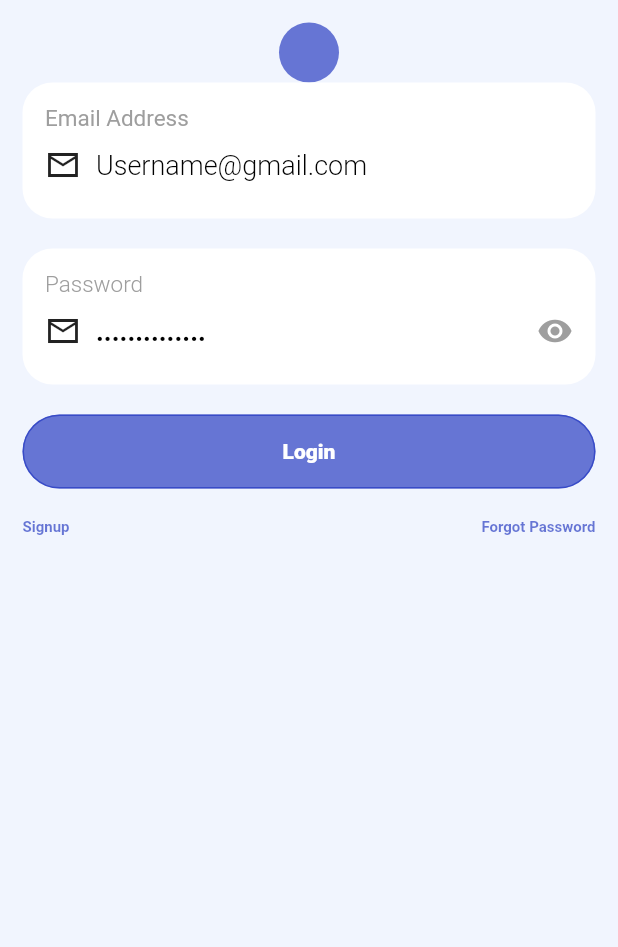
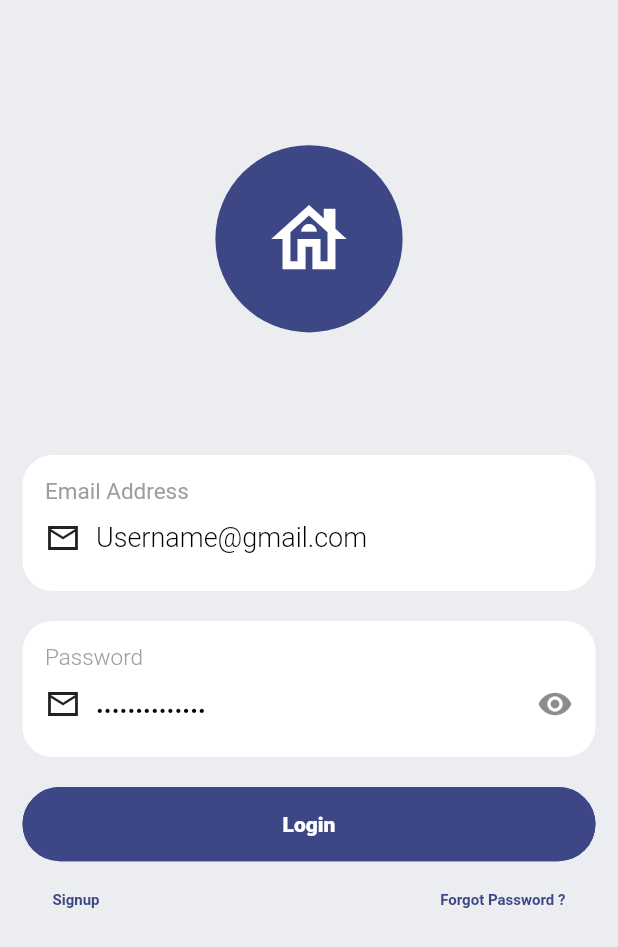
Before and after one commit to CyberCadence/DRIBBLE-CLONE, a Flutter app: the screen it shows after launch, on a phone screen of 412 x 824 dp. Shown: the top 947 px of the screen. Run offline on Flutter 3.47's test engine with Material 2 defaults, Android fonts, the phone set to English and light mode, and no system bars.

```diff
--- a/ui_clone_dribble/lib/View/Pages/LoginPage.dart
+++ b/ui_clone_dribble/lib/View/Pages/LoginPage.dart
@@ -1,4 +1,5 @@
 import 'package:flutter/material.dart';
+import 'package:ui_clone_dribble/View/Pages/HomePage.dart';
 import 'package:ui_clone_dribble/View/TransactionPageWidgets.dart';
 import 'package:ui_clone_dribble/constants.dart';
 
@@ -9,20 +10,27 @@ class LoginPage extends StatelessWidget {
   Widget build(BuildContext context) {
 
     Size size=MediaQuery.of(context).size;
-    return SafeArea(child: Padding(
+    return Scaffold(
+      body: SafeArea(child: Padding(
         padding: const EdgeInsets.all(15.0),
-      child: Column(
-   children: [CircleAvatar(backgroundColor: kButtonBgColor,)
+        child: Column(mainAxisAlignment: MainAxisAlignment.start,
+       children: [
+
+
+      Container(width: size.width*.4,padding: const EdgeInsets.only(left: 20,right: 20),
+         height: size.height*0.35,
+        child: const CircleAvatar(backgroundColor: kButtonBgColor,radius: 30,child: Icon(
+          Icons.house_outlined,color: Colors.white,size: 60),))
 
 
        ,Container(
 
-      padding: EdgeInsets.all(15),
+        padding: const EdgeInsets.all(15),
         width: size.width,height: size.height*.11,decoration: BoxDecoration(
         borderRadius: BorderRadius.circular(20),
         color: Colors.white),child: Column(
           crossAxisAlignment: CrossAxisAlignment.start,
-        children: [CustomTitleTextWIdget
+          children: [const CustomTitleTextWIdget
         (textSize: 15,
          text: 'Email Address',fontWeight: FontWeight.w400,color: Colors.grey,),
 
@@ -35,12 +43,12 @@ class LoginPage extends StatelessWidget {
        ,kheight20,
        Container(
 
-      padding: EdgeInsets.all(15),
+        padding: const EdgeInsets.all(15),
         width: size.width,height: size.height*.11,decoration: BoxDecoration(
         borderRadius: BorderRadius.circular(20),
         color: Colors.white),child: Column(
           crossAxisAlignment: CrossAxisAlignment.start,
-        children: [CustomTitleTextWIdget
+          children: [const CustomTitleTextWIdget
         (textSize: 15,
          text: 'Password',fontWeight: FontWeight.w300,color: Colors.grey,),
 
@@ -48,22 +56,47 @@ class LoginPage extends StatelessWidget {
         Row(children: const [ Icon(Icons.mail_outline_sharp),kwidth10,
          CustomTitleTextWIdget
         (textSize: 18,
-       text: '..............',fontWeight: FontWeight.bold,color: Colors.black,)
-       ,Spacer(),Icon(Icons.remove_red_eye,color: Colors.grey,)
+         text: '..............',
+         fontWeight: FontWeight.bold,color: Colors.black,)
+         ,Spacer(),Icon(Icons.remove_red_eye,color: Colors.black45,)
          ],)
 
-       ,],),),kheight20,Container(
+         ,],),),kheight20,
 
-        width: size.width,height: size.height*.06,
-         child: CustomButton(
 
-          textcolor: Colors.white, color: kButtonBgColor,
-         text: 'Login'),
-       ),kheight20,Row(
-         children: [
+      Container(width: size.width,height: size.height*.06,
+        child: TextButton(
+          style: ButtonStyle(
+              backgroundColor: MaterialStateProperty.all<Color>(kButtonBgColor),
+              shape: MaterialStateProperty.all<RoundedRectangleBorder>(
+                  RoundedRectangleBorder(
+                      borderRadius: BorderRadius.circular(28.0),
+                      side: const BorderSide(color: kButtonBgColor)))),
+
+              child: const Text(
+                'Login',
+                style: TextStyle(color: Colors.white, fontWeight: FontWeight.w900),
+              ),
+          onPressed: () {
+    Navigator.push(context, MaterialPageRoute(builder: (context) => HomePage(),));
+
+          },
+        ),
+      ),
+
+
+      kheight20,Row(
+           children: const [kwidth20,
+
+
+
              CustomTitleTextWIdget(textSize: 10, text: 'Signup' ,),
-         Spacer(),CustomTitleTextWIdget(textSize: 10, text: 'Forgot Password')],
-       )],),
-    ));
+           Spacer(),CustomTitleTextWIdget(textSize: 10, text: 'Forgot Password ?'),kwidth20],
+         )
+
+
+         ,],),
+      )),
+    );
   }
 }
--- a/ui_clone_dribble/lib/View/TransactionPageWidgets.dart
+++ b/ui_clone_dribble/lib/View/TransactionPageWidgets.dart
@@ -1,4 +1,5 @@
  import 'package:flutter/material.dart';
+import 'package:ui_clone_dribble/View/Pages/HomePage.dart';
 
 import '../constants.dart';
 
@@ -166,7 +167,7 @@ class CircleWidget extends StatelessWidget {
 }
 //custombutton
 class CustomButton extends StatelessWidget {
-  const CustomButton(
+    CustomButton(
       {required this.textcolor,
       required this.color,
       super.key,
@@ -174,7 +175,6 @@ class CustomButton extends StatelessWidget {
   final String text;
   final Color color;
   final Color textcolor;
-
   @override
   Widget build(BuildContext context) {
     return TextButton(
@@ -190,7 +190,7 @@ class CustomButton extends StatelessWidget {
             text,
             style: TextStyle(color: textcolor, fontWeight: FontWeight.w800),
           )),
-      onPressed: () {},
+      onPressed: () { },
     );
   }
 }
--- a/ui_clone_dribble/lib/constants.dart
+++ b/ui_clone_dribble/lib/constants.dart
@@ -1,8 +1,8 @@
 import 'package:flutter/cupertino.dart';
 
-const kBgColor=Color(0xFFf1f5fe);
+const kBgColor=Color.fromARGB(255, 235, 237, 241);
 const kTitleColor=Color(0xff6c7498);
-const kButtonBgColor=Color.fromARGB(171, 33, 54, 192);
+const kButtonBgColor=Color(0XFF3D4785);
 const kButtongreylightColor=Color.fromARGB(255, 227, 239, 255);
 const kButtongreydarkColor=Color.fromARGB(255, 205, 226, 255);
 
--- a/ui_clone_dribble/lib/main.dart
+++ b/ui_clone_dribble/lib/main.dart
@@ -1,4 +1,5 @@
 import 'package:flutter/material.dart';
+import 'package:ui_clone_dribble/View/Pages/BottomNavigationbar.dart';
 import 'package:ui_clone_dribble/View/Pages/HomePage.dart';
 import 'package:ui_clone_dribble/View/Pages/LoginPage.dart';
 import 'package:ui_clone_dribble/View/Pages/recentTransactionsPage.dart';
@@ -6,26 +7,13 @@ import 'package:ui_clone_dribble/View/TransactionPageWidgets.dart';
 import 'package:ui_clone_dribble/constants.dart';
 
 void main() {
-  runApp(  MyApp());
+  runApp(  MaterialApp(theme:
+  ThemeData(
+
+    appBarTheme: const AppBarTheme(backgroundColor: kBgColor,elevation: 0),scaffoldBackgroundColor: kBgColor
+
+   , ),
+
+
+    home: LoginPage()));
 }
-
-class MyApp extends StatelessWidget {
-  const MyApp({super.key});
-
-  // This widget is the root of your application.
-  @override
-  Widget build(BuildContext context) {
-    return MaterialApp(
-      title: 'Flutter Demo',
-      theme: ThemeData(appBarTheme: AppBarTheme(
-        elevation: 0,
-        backgroundColor: kBgColor),
-
-        primarySwatch: Colors.blue,
-      ),
-      home:   Scaffold(
-        backgroundColor: kBgColor,
-        body: LoginPage())
-    );
-  }
-}
```
Also changed, not shown: ui_clone_dribble/lib/View/Pages/BottomNavigationbar.dart (added, +35 -0 lines), ui_clone_dribble/lib/View/Pages/HomePage.dart (+35 -11 lines), ui_clone_dribble/lib/View/Pages/recentTransactionsPage.dart (+23 -4 lines). Lines whose indentation alone changed are shown as unchanged.
